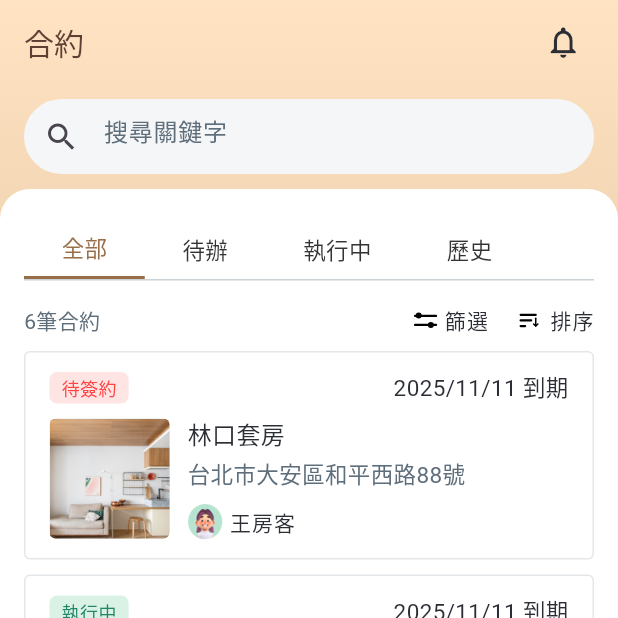
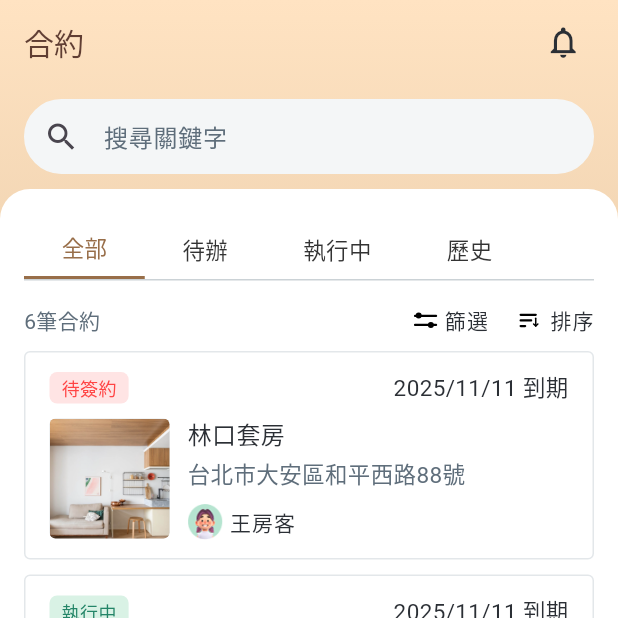
Before and after one commit to datapkt-dev/mylo-app, a Flutter app: the screen it shows after launch, on a phone screen of 412 x 824 dp, the top half of it. Run offline on Flutter 3.47's test engine with Material 3 defaults, Android fonts, the phone set to English and light mode, and no system bars; our stand-ins replace flutter_svg, gap, image_picker, qr_flutter, timelines; Roboto replaces fonts that are missing (PingFang SC, PingFang TC); project files that could hold a hidden picture were left out.

Commit message:
[edit] index.dart searching bar

```diff
--- a/lib/modules/index.dart
+++ b/lib/modules/index.dart
@@ -67,6 +67,7 @@ class _PageFrameState extends State<IndexPage> {
               padding: const EdgeInsets.symmetric(horizontal: 16, vertical: 10,),
               child: Container(
                 width: double.infinity,
+                alignment: Alignment.center,
                 decoration: ShapeDecoration(
                   color: const Color(0xFFF4F6F7),
                   shape: RoundedRectangleBorder(
@@ -76,6 +77,7 @@ class _PageFrameState extends State<IndexPage> {
                 ),
                 child: TextField(
                   maxLines: 1,
+                  textAlignVertical: TextAlignVertical.center,
                   decoration: const InputDecoration(
                     prefixIcon: Icon(Icons.search),
                     hintText: '搜尋關鍵字',
```
